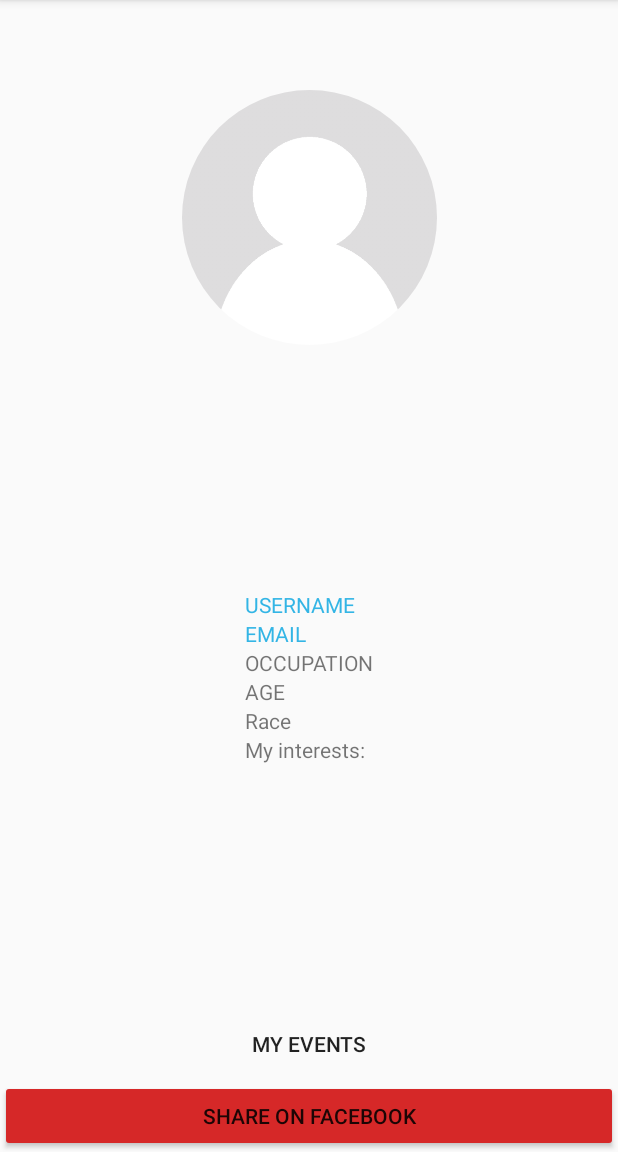
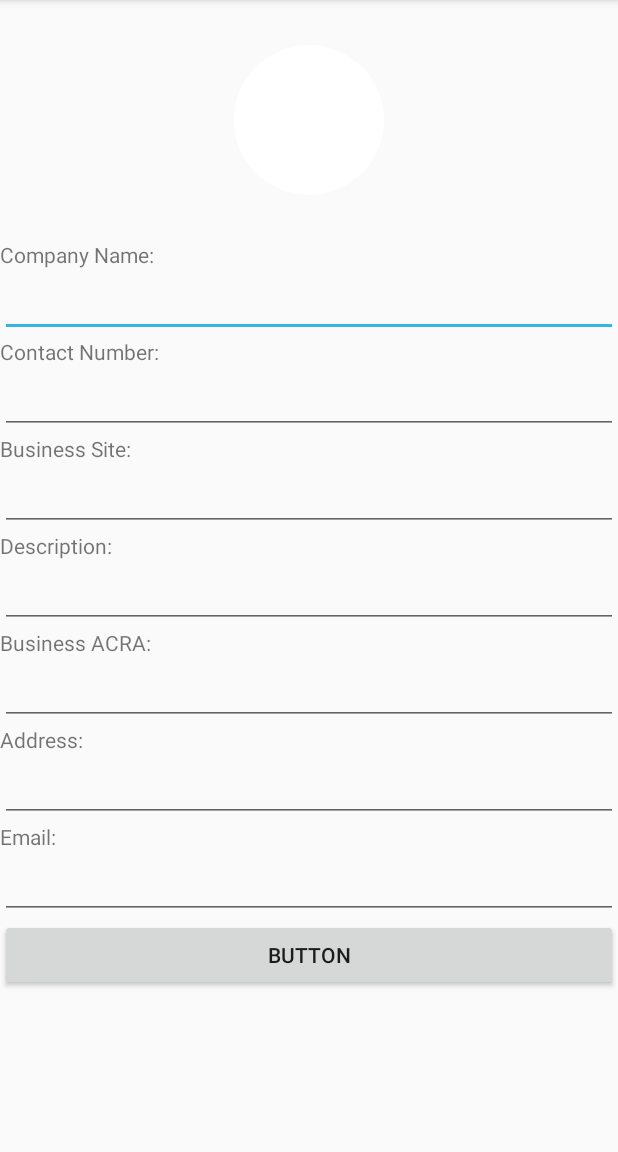
Before and after one commit to Haziqn/Eventful-Organiser, an Android app: the UserAccount screen opened directly, with no data from a screen before it, on a phone screen of 412 x 824 dp, the part 84-1236 px from its top. Run offline under Robolectric (Android 15) with nearby library versions, the phone set to English and light mode, and no system bars; our stand-ins replace CircleImageView, Firebase (no records; nobody signed in at launch, a user with empty details on screens opened directly), Picasso; pictures from the network do not load.

Commit message:
Update user profile not working. Halfway done.

```diff
--- a/app/src/main/java/sg/edu/rp/c346/eventful_organiser/SignUp.java
+++ b/app/src/main/java/sg/edu/rp/c346/eventful_organiser/SignUp.java
@@ -289,6 +289,7 @@ public class SignUp extends AppCompatActivity {
                                     ORGANISER organiser = new ORGANISER();
 
                                     organiser.setEmail(email);
+                                    organiser.setContact_num(Integer.parseInt(contact_number));
                                     organiser.setPassword(decodePassword);
                                     organiser.setStatus("active");
                                     organiser.setUser_name(name);
@@ -398,5 +399,4 @@ public class SignUp extends AppCompatActivity {
             circleImageView.setImageURI(uri);
         }
     }
-
 }
--- a/app/src/main/java/sg/edu/rp/c346/eventful_organiser/UpdateEvent.java
+++ b/app/src/main/java/sg/edu/rp/c346/eventful_organiser/UpdateEvent.java
@@ -111,8 +111,6 @@ public class UpdateEvent extends AppCompatActivity {
                         updateUserInfo();
                     }
                 });
-
-
             }
 
             @Override
--- a/app/src/main/java/sg/edu/rp/c346/eventful_organiser/UserAccount.java
+++ b/app/src/main/java/sg/edu/rp/c346/eventful_organiser/UserAccount.java
@@ -16,6 +16,7 @@ import android.widget.EditText;
 import android.widget.ImageButton;
 import android.widget.Toast;
 
+import com.google.android.gms.common.api.BooleanResult;
 import com.google.android.gms.tasks.OnCompleteListener;
 import com.google.android.gms.tasks.OnSuccessListener;
 import com.google.android.gms.tasks.Task;
@@ -29,6 +30,7 @@ import com.google.firebase.database.ValueEventListener;
 import com.google.firebase.storage.FirebaseStorage;
 import com.google.firebase.storage.StorageReference;
 import com.google.firebase.storage.UploadTask;
+import com.squareup.picasso.Picasso;
 
 import static sg.edu.rp.c346.eventful_organiser.SignIn.MY_PREFS_NAME;
 
@@ -40,6 +42,7 @@ public class UserAccount extends AppCompatActivity {
 
     FirebaseAuth mAuth;
     DatabaseReference mDatabase;
+    DatabaseReference mOrganiser;
     StorageReference Storage;
     private Uri uri = null;
     public String downloadUrl = "";
@@ -54,46 +57,73 @@ public class UserAccount extends AppCompatActivity {
         mAuth = FirebaseAuth.getInstance();
         mDatabase = FirebaseDatabase.getInstance().getReference().child("PARTICIPANT");
         Storage = FirebaseStorage.getInstance().getReference();
+        mOrganiser = FirebaseDatabase.getInstance().getReference().child("ORGANISER");
 
         mProgress = new ProgressDialog(this);
 
-//        editName = (EditText) findViewById(R.id.etName);
-//        editEmail = (EditText) findViewById(R.id.etEmailLogin);
-//        editPassword = (EditText) findViewById(R.id.etPwLogin);
-//        imageButton = (ImageButton) findViewById(R.id.imageButtonUser);
-//        buttonUpdate = (Button) findViewById(R.id.btnUpdate);
-//        buttonDelete = (Button) findViewById(R.id.btnDelete);
-//        buttonResetPassword = (Button) findViewById(R.id.btnResetPw);
-//
-//        editPassword.setClickable(false);
-//
-//        final FirebaseUser user = mAuth.getCurrentUser();
-//        final String uid = user.getUid();
-//
-//        DatabaseReference mDatabaseRef = mDatabase.child(uid);
-//
-//        mDatabaseRef.addValueEventListener(new ValueEventListener() {
-//            @Override
-//            public void onDataChange(DataSnapshot dataSnapshot) {
-//                ORGANISER organiser = dataSnapshot.getValue(ORGANISER.class);
-//                String email = organiser.getEmail().toString().trim();
-//                String username = organiser.getUser_name().toString().trim();
-//                SharedPreferences prefs = getSharedPreferences(MY_PREFS_NAME, MODE_PRIVATE);
-//                String password = prefs.getString("password", "");
-////                String image = participant.getImage().toString().trim();
-//
-//                editEmail.setText(email);
-//                editName.setText(username);
-//                editPassword.setText(password);
-////                Picasso.with(UserAccount.this).load(image).into(imageButton);
-//
-//            }
-//
-//            @Override
-//            public void onCancelled(DatabaseError databaseError) {
-//
-//            }
-//        });
+        final EditText etName = (EditText)findViewById(R.id.etName);
+        final EditText etNum = (EditText)findViewById(R.id.etNum);
+        final EditText etSite = (EditText)findViewById(R.id.etSite);
+        final EditText etDesc = (EditText)findViewById(R.id.etDesc);
+        final EditText etAcra = (EditText)findViewById(R.id.etAcra);
+        final EditText etAddress = (EditText)findViewById(R.id.etAddress);
+        final EditText etEmail = (EditText)findViewById(R.id.etEmail);
+
+        final FirebaseUser user = mAuth.getCurrentUser();
+        final String uid = user.getUid();
+
+        DatabaseReference mDatabaseRef = mOrganiser.child(uid);
+
+        mDatabaseRef.addValueEventListener(new ValueEventListener() {
+            @Override
+            public void onDataChange(DataSnapshot dataSnapshot) {
+                Boolean hasImage = dataSnapshot.hasChild("image");
+                Boolean hasName = dataSnapshot.hasChild("user_name");
+                Boolean hasNumber = dataSnapshot.hasChild("contact_num");
+                Boolean hasSite = dataSnapshot.hasChild("site");
+                Boolean hasDesc = dataSnapshot.hasChild("description");
+                Boolean hasAcra = dataSnapshot.hasChild("acra");
+                Boolean hasAddress = dataSnapshot.hasChild("address");
+                Boolean hasEmail = dataSnapshot.hasChild("email");
+
+                if (hasImage && hasName && hasNumber && hasSite && hasDesc && hasAcra && hasAddress && hasEmail) {
+                    String image = dataSnapshot.child("image").getValue().toString();
+                    String user_name = dataSnapshot.child("user_name").getValue().toString();
+                    String contact_num = dataSnapshot.child("contact_num").getValue().toString();
+                    String site = dataSnapshot.child("site").getValue().toString();
+                    String description = dataSnapshot.child("description").getValue().toString();
+                    String acra = dataSnapshot.child("acra").getValue().toString();
+                    String address = dataSnapshot.child("address").getValue().toString();
+                    String email = dataSnapshot.child("email").getValue().toString();
+
+                    etEmail.setText(email);
+                    etName.setText(user_name);
+                    etNum.setText(contact_num);
+                    etSite.setText(site);
+                    etDesc.setText(description);
+                    etAcra.setText(acra);
+                    etAddress.setText(address);
+                    Picasso.with(getBaseContext()).load(image).into(imageButton);
+
+                    ORGANISER organiser = new ORGANISER();
+
+                    organiser.setUser_name(user_name);
+                    organiser.setContact_num(Integer.parseInt(contact_num));
+                    organiser.setSite(site);
+                    organiser.setDescription(description);
+                    organiser.setAcra(acra);
+                    organiser.setAddress(address);
+                    organiser.setEmail(email);
+                    Picasso.with(UserAccount.this).load(image).into(imageButton);
+                }
+
+            }
+
+            @Override
+            public void onCancelled(DatabaseError databaseError) {
+
+            }
+        });
 //
 //        buttonUpdate.setOnClickListener(new View.OnClickListener() {
 //            @Override
--- a/app/src/main/res/layout/activity_sign_up.xml
+++ b/app/src/main/res/layout/activity_sign_up.xml
@@ -170,7 +170,7 @@
                             android:layout_marginLeft="15dp"
                             android:layout_marginRight="15dp"
                             android:layout_marginTop="15dp"
-                            android:text="Description :"
+                            android:text="Description:"
                             android:textColor="@android:color/black"
                             android:textSize="18sp"
                             android:textStyle="bold" />
--- a/app/src/main/res/layout/activity_user_account.xml
+++ b/app/src/main/res/layout/activity_user_account.xml
@@ -1,5 +1,5 @@
 <?xml version="1.0" encoding="utf-8"?>
-<android.support.constraint.ConstraintLayout
+<LinearLayout
     xmlns:android="http://schemas.android.com/apk/res/android"
     xmlns:app="http://schemas.android.com/apk/res-auto"
     xmlns:tools="http://schemas.android.com/tools"
@@ -8,103 +8,132 @@
     android:orientation="vertical"
     tools:context="sg.edu.rp.c346.eventful_organiser.UserAccount">
 
+    <ScrollView
+        android:layout_width="match_parent"
+        android:layout_height="match_parent">
+
+        <LinearLayout
+            android:layout_width="match_parent"
+            android:layout_height="match_parent"
+            android:orientation="vertical" >
+
             <de.hdodenhof.circleimageview.CircleImageView
                 android:id="@+id/imageButtonUser"
-        android:layout_width="170dp"
-        android:layout_height="170dp"
-        android:layout_marginEnd="8dp"
-        android:layout_marginLeft="8dp"
-        android:layout_marginRight="8dp"
-        android:layout_marginStart="8dp"
-        android:layout_marginTop="60dp"
-        android:src="@drawable/f3"
-        app:layout_constraintLeft_toLeftOf="parent"
-        app:layout_constraintRight_toRightOf="parent"
-        app:layout_constraintTop_toTopOf="parent" />
-
-    <LinearLayout
-        android:layout_width="wrap_content"
-        android:layout_height="wrap_content"
-        android:orientation="vertical"
-        android:layout_marginTop="8dp"
-        app:layout_constraintTop_toBottomOf="@+id/imageButtonUser"
-        android:layout_marginRight="8dp"
-        app:layout_constraintRight_toRightOf="parent"
-        android:layout_marginLeft="8dp"
-        app:layout_constraintLeft_toLeftOf="parent"
-        android:layout_marginStart="8dp"
-        android:layout_marginEnd="8dp"
-        android:layout_marginBottom="8dp"
-        app:layout_constraintBottom_toTopOf="@+id/tvDiscover">
+                android:layout_width="match_parent"
+                android:layout_height="100dp"
+                android:layout_gravity="center_horizontal"
+                android:layout_marginBottom="30dp"
+                android:layout_marginTop="30dp"
+                android:src="@drawable/f3" />
 
             <TextView
-            android:id="@+id/tvUsername"
+                android:id="@+id/tvName"
                 android:layout_width="match_parent"
                 android:layout_height="wrap_content"
-            android:text="USERNAME"
-            android:textColor="@color/colorAccent"
-            android:textColorLink="@color/colorPrimary"
-            app:layout_constraintTop_toBottomOf="@+id/imageButtonUser" />
+                android:text="Company Name:" />
+
+            <EditText
+                android:id="@+id/etName"
+                android:layout_width="match_parent"
+                android:layout_height="wrap_content"
+                android:ems="10"
+                android:inputType="textPersonName" />
+
+            <TextView
+                android:id="@+id/tvNum"
+                android:layout_width="match_parent"
+                android:layout_height="wrap_content"
+                android:text="Contact Number:" />
+
+            <EditText
+                android:id="@+id/etNum"
+                android:layout_width="match_parent"
+                android:layout_height="wrap_content"
+                android:ems="10"
+                android:inputType="textPersonName" />
+
+            <TextView
+                android:id="@+id/tvSite"
+                android:layout_width="match_parent"
+                android:layout_height="wrap_content"
+                android:text="Business Site:" />
+
+            <EditText
+                android:id="@+id/etSite"
+                android:layout_width="match_parent"
+                android:layout_height="wrap_content"
+                android:ems="10"
+                android:inputType="textPersonName" />
+
+            <TextView
+                android:id="@+id/tvDesc"
+                android:layout_width="match_parent"
+                android:layout_height="wrap_content"
+                android:text="Description:" />
+
+            <EditText
+                android:id="@+id/etDesc"
+                android:layout_width="match_parent"
+                android:layout_height="wrap_content"
+                android:ems="10"
+                android:inputType="textPersonName" />
+
+            <TextView
+                android:id="@+id/tvAcra"
+                android:layout_width="match_parent"
+                android:layout_height="wrap_content"
+                android:text="Business ACRA:" />
+
+            <EditText
+                android:id="@+id/etAcra"
+                android:layout_width="match_parent"
+                android:layout_height="wrap_content"
+                android:ems="10"
+                android:inputType="textPersonName" />
+
+            <TextView
+                android:id="@+id/tvAddress"
+                android:layout_width="match_parent"
+                android:layout_height="wrap_content"
+                android:text="Address:" />
+
+            <EditText
+                android:id="@+id/etAddress"
+                android:layout_width="match_parent"
+                android:layout_height="wrap_content"
+                android:ems="10"
+                android:inputType="textPersonName" />
 
             <TextView
                 android:id="@+id/tvEmail"
                 android:layout_width="match_parent"
                 android:layout_height="wrap_content"
-            android:text="EMAIL"
-            android:textColor="@color/colorAccent"
-            app:layout_constraintTop_toBottomOf="@+id/tvUsername" />
+                android:text="Email:" />
 
-        <TextView
-            android:id="@+id/tvOccupation"
+            <EditText
+                android:id="@+id/etEmail"
                 android:layout_width="match_parent"
                 android:layout_height="wrap_content"
-            android:text="OCCUPATION"
-            app:layout_constraintTop_toBottomOf="@+id/tvInterests" />
+                android:ems="10"
+                android:inputType="textPersonName" />
 
-        <TextView
-            android:id="@+id/tvAge"
+            <LinearLayout
                 android:layout_width="match_parent"
+                android:layout_height="match_parent"
+                android:orientation="horizontal">
+
+                <Button
+                    android:id="@+id/button3"
+                    android:layout_width="wrap_content"
                     android:layout_height="wrap_content"
-            android:text="AGE" />
-
-        <TextView
-            android:id="@+id/tvRace"
-            android:layout_width="match_parent"
-            android:layout_height="wrap_content"
-            android:text="Race"/>
-
-        <TextView
-            android:id="@+id/tvInterests"
-            android:layout_width="match_parent"
-            android:layout_height="wrap_content"
-            android:text="My interests: "
-            tools:layout_editor_absoluteX="8dp"
-            tools:layout_editor_absoluteY="215dp" />
+                    android:layout_weight="1"
+                    android:text="Button" />
 
             </LinearLayout>
 
-    <Button
-        android:id="@+id/btnShare"
-        android:layout_width="0dp"
-        android:layout_height="wrap_content"
-        android:backgroundTint="#D62828"
-        android:text="Share on Facebook"
-        app:layout_constraintBottom_toBottomOf="parent"
-        app:layout_constraintLeft_toLeftOf="parent"
-        app:layout_constraintRight_toRightOf="parent" />
 
-    <Button
-        android:id="@+id/tvDiscover"
-        style="@style/Widget.AppCompat.Button.Borderless"
-        android:layout_width="wrap_content"
-        android:layout_height="wrap_content"
-        android:layout_marginEnd="8dp"
-        android:layout_marginLeft="8dp"
-        android:layout_marginRight="8dp"
-        android:layout_marginStart="8dp"
-        android:text="My Events"
-        app:layout_constraintBottom_toTopOf="@+id/btnShare"
-        app:layout_constraintLeft_toLeftOf="parent"
-        app:layout_constraintRight_toRightOf="parent" />
+        </LinearLayout>
+    </ScrollView>
 
-</android.support.constraint.ConstraintLayout>
+
+</LinearLayout>
```
Lines whose indentation alone changed are shown as unchanged.
